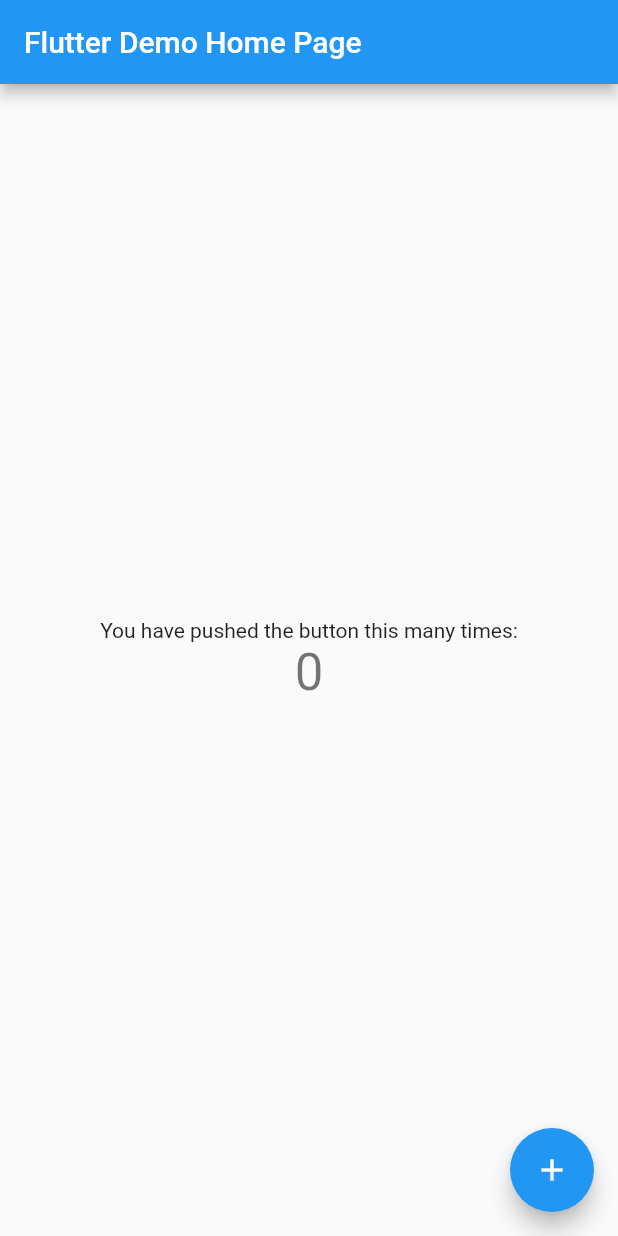
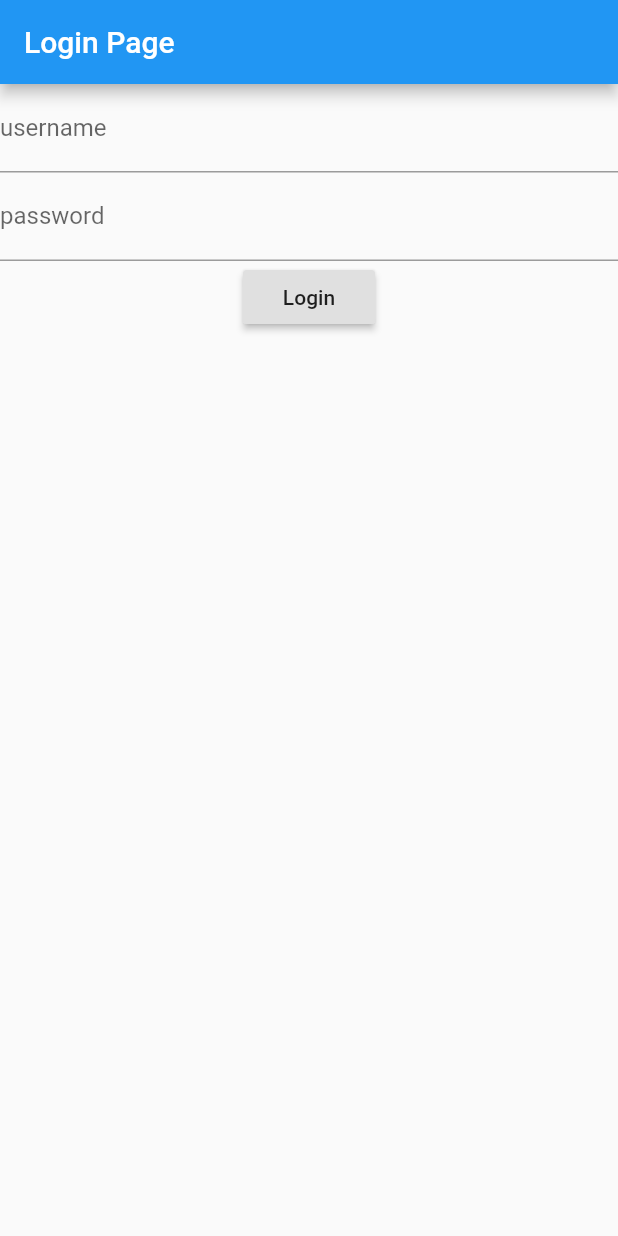
Before and after one commit to canisterism/flutter_state_management, a Flutter app: the screen it shows after launch, on a phone screen of 412 x 824 dp. Run offline on Flutter 3.47's test engine with Material 2 defaults, Android fonts, the phone set to English and light mode, and no system bars; our stand-ins replace bloc, equatable, flutter_bloc, rxdart.

Commit message:
:tada: done

```diff
--- /dev/null
+++ b/bloc_login/lib/bloc/authentication_bloc.dart
@@ -0,0 +1,39 @@
+import 'package:bloc_login/events/authentication_event.dart';
+import 'package:bloc_login/repositories/user_repository.dart';
+import 'package:bloc_login/states/authentication_state.dart';
+import 'package:flutter/material.dart';
+import 'package:flutter_bloc/flutter_bloc.dart';
+
+class AuthenticationBloc
+    extends Bloc<AuthenticationEvent, AuthenticationState> {
+  AuthenticationBloc({@required this.userRepository})
+      : assert(userRepository != null),
+        super(AuthenticationInitial());
+
+  final UserRepository userRepository;
+
+  @override
+  Stream<AuthenticationState> mapEventToState(
+      AuthenticationEvent event) async* {
+    if (event is AuthenticationStarted) {
+      final hasToken = await userRepository.hasToken();
+      if (hasToken) {
+        yield AuthenticationSuccess();
+      } else {
+        yield AuthenticationFailure();
+      }
+    }
+
+    if (event is AuthenticationLoggedIn) {
+      yield AuthenticationInProgress();
+      await userRepository.persistToken(event.token);
+      yield AuthenticationSuccess();
+    }
+
+    if (event is AuthenticationLoggedOut) {
+      yield AuthenticationInProgress();
+      await userRepository.deleteToken();
+      yield AuthenticationFailure();
+    }
+  }
+}
--- /dev/null
+++ b/bloc_login/lib/bloc/login_bloc.dart
@@ -0,0 +1,37 @@
+import 'package:bloc_login/bloc/authentication_bloc.dart';
+import 'package:bloc_login/events/authentication_event.dart';
+import 'package:bloc_login/events/login_event.dart';
+import 'package:bloc_login/repositories/user_repository.dart';
+import 'package:bloc_login/states/login_state.dart';
+import 'package:flutter/material.dart';
+import 'package:flutter_bloc/flutter_bloc.dart';
+
+class LoginBloc extends Bloc<LoginEvent, LoginState> {
+  LoginBloc({
+    @required this.userRepository,
+    @required this.authenticationBloc,
+  })  : assert(userRepository != null),
+        assert(authenticationBloc != null),
+        super(LoginInitial());
+
+  final UserRepository userRepository;
+  final AuthenticationBloc authenticationBloc;
+
+  @override
+  Stream<LoginState> mapEventToState(LoginEvent event) async* {
+    if (event is LoginButtonPressed) {
+      yield LoginInProgress();
+
+      try {
+        final token = await userRepository.authenticate(
+          username: event.username,
+          password: event.password,
+        );
+        authenticationBloc.add(AuthenticationLoggedIn(token: token));
+        yield LoginInitial();
+      } catch (e) {
+        yield LoginFailure(error: e.toString());
+      }
+    }
+  }
+}
--- /dev/null
+++ b/bloc_login/lib/events/authentication_event.dart
@@ -0,0 +1,18 @@
+import 'package:equatable/equatable.dart';
+import 'package:flutter/material.dart';
+
+abstract class AuthenticationEvent extends Equatable {
+  const AuthenticationEvent();
+
+  @override
+  List<Object> get props => [];
+}
+
+class AuthenticationStarted extends AuthenticationEvent {}
+
+class AuthenticationLoggedIn extends AuthenticationEvent {
+  final String token;
+  const AuthenticationLoggedIn({@required this.token});
+}
+
+class AuthenticationLoggedOut extends AuthenticationEvent {}
--- /dev/null
+++ b/bloc_login/lib/events/login_event.dart
@@ -0,0 +1,22 @@
+import 'package:equatable/equatable.dart';
+import 'package:flutter/material.dart';
+
+abstract class LoginEvent extends Equatable {
+  const LoginEvent();
+
+  @override
+  List<Object> get props => [];
+}
+
+class LoginButtonPressed extends LoginEvent {
+  const LoginButtonPressed({
+    @required this.username,
+    @required this.password,
+  });
+
+  final String username;
+  final String password;
+
+  @override
+  List<Object> get props => [username, password];
+}
--- a/bloc_login/lib/main.dart
+++ b/bloc_login/lib/main.dart
@@ -1,47 +1,61 @@
+import 'package:bloc_login/bloc/authentication_bloc.dart';
+import 'package:bloc_login/events/authentication_event.dart';
+import 'package:bloc_login/pages/home_page.dart';
+import 'package:bloc_login/pages/login_page.dart';
+import 'package:bloc_login/pages/splash_page.dart';
+import 'package:bloc_login/repositories/user_repository.dart';
+import 'package:bloc_login/states/authentication_state.dart';
+import 'package:bloc_login/utils/simple_bloc_observer.dart';
+import 'package:equatable/equatable.dart';
 import 'package:flutter/material.dart';
+import 'package:flutter_bloc/flutter_bloc.dart';
 
 void main() {
-  runApp(MyApp());
+  EquatableConfig.stringify = true;
+  Bloc.observer = SimpleBlocObserver();
+  final userRepository = UserRepository();
+  runApp(BlocProvider<AuthenticationBloc>(
+      create: (_) {
+        return AuthenticationBloc(userRepository: userRepository)
+          ..add(AuthenticationStarted());
+      },
+      child: App(userRepository: userRepository)));
 }
 
-class MyApp extends StatelessWidget {
-  // This widget is the root of your application.
+class App extends StatelessWidget {
+  const App({Key key, @required this.userRepository}) : super(key: key);
+  final UserRepository userRepository;
+
   @override
   Widget build(BuildContext context) {
     return MaterialApp(
-      title: 'Flutter Demo',
-      theme: ThemeData(
-        // This is the theme of your application.
-        //
-        // Try running your application with "flutter run". You'll see the
-        // application has a blue toolbar. Then, without quitting the app, try
-        // changing the primarySwatch below to Colors.green and then invoke
-        // "hot reload" (press "r" in the console where you ran "flutter run",
-        // or simply save your changes to "hot reload" in a Flutter IDE).
-        // Notice that the counter didn't reset back to zero; the application
-        // is not restarted.
-        primarySwatch: Colors.blue,
-        // This makes the visual density adapt to the platform that you run
-        // the app on. For desktop platforms, the controls will be smaller and
-        // closer together (more dense) than on mobile platforms.
-        visualDensity: VisualDensity.adaptivePlatformDensity,
+      home: BlocBuilder<AuthenticationBloc, AuthenticationState>(
+        builder: (context, state) {
+          switch (state.runtimeType) {
+            case AuthenticationInitial:
+              return SplashPage();
+              break;
+            case AuthenticationSuccess:
+              return HomePage();
+              break;
+            case AuthenticationFailure:
+              return LoginPage(userRepository: userRepository);
+              break;
+            case AuthenticationInProgress:
+              return Center(child: CircularProgressIndicator());
+              break;
+            default:
+              return LoginPage(userRepository: userRepository);
+              break;
+          }
+        },
       ),
-      home: MyHomePage(title: 'Flutter Demo Home Page'),
     );
   }
 }
 
 class MyHomePage extends StatefulWidget {
   MyHomePage({Key key, this.title}) : super(key: key);
-
-  // This widget is the home page of your application. It is stateful, meaning
-  // that it has a State object (defined below) that contains fields that affect
-  // how it looks.
-
-  // This class is the configuration for the state. It holds the values (in this
-  // case the title) provided by the parent (in this case the App widget) and
-  // used by the build method of the State. Fields in a Widget subclass are
-  // always marked "final".
 
   final String title;
 
@@ -54,47 +68,18 @@ class _MyHomePageState extends State<MyHomePage> {
 
   void _incrementCounter() {
     setState(() {
-      // This call to setState tells the Flutter framework that something has
-      // changed in this State, which causes it to rerun the build method below
-      // so that the display can reflect the updated values. If we changed
-      // _counter without calling setState(), then the build method would not be
-      // called again, and so nothing would appear to happen.
       _counter++;
     });
   }
 
   @override
   Widget build(BuildContext context) {
-    // This method is rerun every time setState is called, for instance as done
-    // by the _incrementCounter method above.
-    //
-    // The Flutter framework has been optimized to make rerunning build methods
-    // fast, so that you can just rebuild anything that needs updating rather
-    // than having to individually change instances of widgets.
     return Scaffold(
       appBar: AppBar(
-        // Here we take the value from the MyHomePage object that was created by
-        // the App.build method, and use it to set our appbar title.
         title: Text(widget.title),
       ),
       body: Center(
-        // Center is a layout widget. It takes a single child and positions it
-        // in the middle of the parent.
         child: Column(
-          // Column is also a layout widget. It takes a list of children and
-          // arranges them vertically. By default, it sizes itself to fit its
-          // children horizontally, and tries to be as tall as its parent.
-          //
-          // Invoke "debug painting" (press "p" in the console, choose the
-          // "Toggle Debug Paint" action from the Flutter Inspector in Android
-          // Studio, or the "Toggle Debug Paint" command in Visual Studio Code)
-          // to see the wireframe for each widget.
-          //
-          // Column has various properties to control how it sizes itself and
-          // how it positions its children. Here we use mainAxisAlignment to
-          // center the children vertically; the main axis here is the vertical
-          // axis because Columns are vertical (the cross axis would be
-          // horizontal).
           mainAxisAlignment: MainAxisAlignment.center,
           children: <Widget>[
             Text(
@@ -111,7 +96,7 @@ class _MyHomePageState extends State<MyHomePage> {
         onPressed: _incrementCounter,
         tooltip: 'Increment',
         child: Icon(Icons.add),
-      ), // This trailing comma makes auto-formatting nicer for build methods.
+      ),
     );
   }
 }
--- /dev/null
+++ b/bloc_login/lib/pages/login_page.dart
@@ -0,0 +1,28 @@
+import 'package:bloc_login/bloc/authentication_bloc.dart';
+import 'package:bloc_login/bloc/login_bloc.dart';
+import 'package:bloc_login/repositories/user_repository.dart';
+import 'package:bloc_login/widagets/login_form.dart';
+import 'package:flutter/material.dart';
+import 'package:flutter_bloc/flutter_bloc.dart';
+
+class LoginPage extends StatelessWidget {
+  const LoginPage({Key key, @required this.userRepository})
+      : assert(userRepository != null),
+        super(key: key);
+
+  final UserRepository userRepository;
+
+  @override
+  Widget build(BuildContext context) {
+    return Scaffold(
+        appBar: AppBar(title: Text('Login Page')),
+        body: BlocProvider(
+            create: (context) {
+              return LoginBloc(
+                  userRepository: userRepository,
+                  authenticationBloc:
+                      BlocProvider.of<AuthenticationBloc>(context));
+            },
+            child: LoginForm()));
+  }
+}
--- /dev/null
+++ b/bloc_login/lib/states/authentication_state.dart
@@ -0,0 +1,14 @@
+import 'package:equatable/equatable.dart';
+
+abstract class AuthenticationState extends Equatable {
+  @override
+  List<Object> get props => [];
+}
+
+class AuthenticationInitial extends AuthenticationState {}
+
+class AuthenticationSuccess extends AuthenticationState {}
+
+class AuthenticationFailure extends AuthenticationState {}
+
+class AuthenticationInProgress extends AuthenticationState {}
--- /dev/null
+++ b/bloc_login/lib/states/login_state.dart
@@ -0,0 +1,19 @@
+import 'package:equatable/equatable.dart';
+import 'package:flutter/material.dart';
+
+abstract class LoginState extends Equatable {
+  @override
+  List<Object> get props => [];
+}
+
+class LoginInitial extends LoginState {}
+
+class LoginInProgress extends LoginState {}
+
+class LoginFailure extends LoginState {
+  LoginFailure({@required this.error});
+
+  final String error;
+  @override
+  List<Object> get props => [error];
+}
--- /dev/null
+++ b/bloc_login/lib/widagets/login_form.dart
@@ -0,0 +1,70 @@
+import 'package:bloc_login/bloc/login_bloc.dart';
+import 'package:bloc_login/events/login_event.dart';
+import 'package:bloc_login/states/login_state.dart';
+import 'package:flutter/material.dart';
+import 'package:flutter_bloc/flutter_bloc.dart';
+
+class LoginForm extends StatefulWidget {
+  LoginForm({Key key}) : super(key: key);
+
+  @override
+  _LoginFormState createState() => _LoginFormState();
+}
+
+class _LoginFormState extends State<LoginForm> {
+  final _usernameController = TextEditingController();
+  final _passwordController = TextEditingController();
+
+  void _onLoginButtonPressed(BuildContext context) {
+    BlocProvider.of<LoginBloc>(context).add(LoginButtonPressed(
+      username: _usernameController.text,
+      password: _passwordController.text,
+    ));
+  }
+
+  @override
+  Widget build(BuildContext context) {
+    return BlocListener<LoginBloc, LoginState>(
+      listener: (context, state) {
+        if (state is LoginFailure) {
+          Scaffold.of(context).showSnackBar(
+            SnackBar(
+              content: Text('${state.error}'),
+              backgroundColor: Colors.red,
+            ),
+          );
+        }
+      },
+      child: BlocBuilder<LoginBloc, LoginState>(
+        builder: (context, state) {
+          return Form(
+            child: Column(
+              children: <Widget>[
+                TextFormField(
+                  decoration: InputDecoration(labelText: 'username'),
+                  controller: _usernameController,
+                ),
+                TextFormField(
+                  decoration: InputDecoration(labelText: 'password'),
+                  controller: _passwordController,
+                  obscureText: true,
+                ),
+                RaisedButton(
+                  child: Text('Login'),
+                  onPressed: state is! LoginInProgress
+                      ? () => _onLoginButtonPressed(context)
+                      : null,
+                ),
+                Container(
+                  child: state is LoginInProgress
+                      ? CircularProgressIndicator()
+                      : null,
+                ),
+              ],
+            ),
+          );
+        },
+      ),
+    );
+  }
+}
```
Also changed, not shown: bloc_login/lib/pages/home_page.dart (added, +21 -0 lines), bloc_login/lib/pages/splash_page.dart (added, +10 -0 lines), bloc_login/lib/repositories/user_repository.dart (added, +29 -0 lines), bloc_login/lib/utils/simple_bloc_observer.dart (added, +21 -0 lines).
